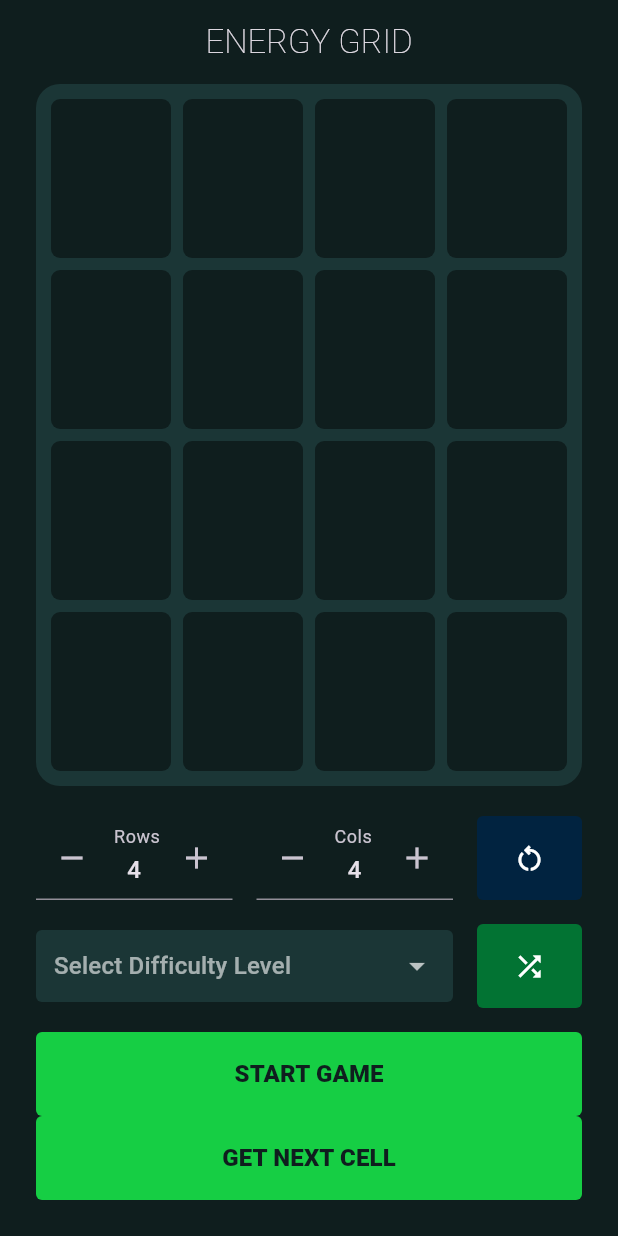
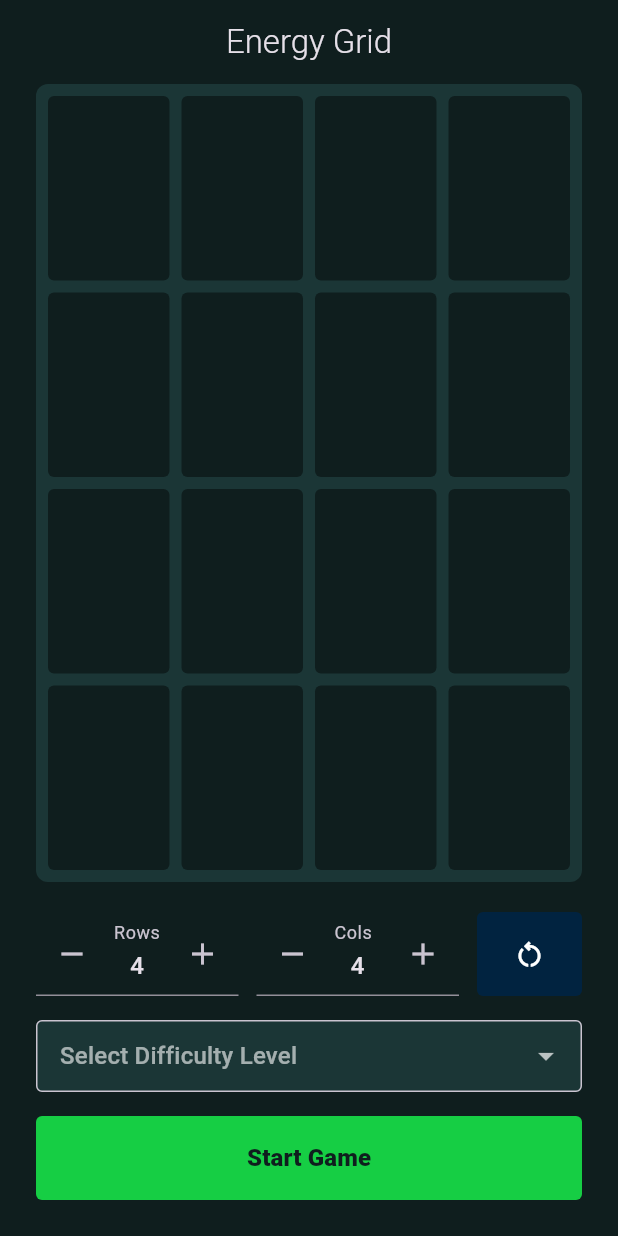
Before and after one commit to AbdulrahmanAlkhawwam/Energy_Grid, a Flutter app: the screen it shows after launch, on a phone screen of 412 x 824 dp. Run offline on Flutter 3.47's test engine with Material 3 defaults, Android fonts, the phone set to English and light mode, and no system bars; drawn by our look-alikes of flutter_spinbox; Roboto replaces fonts that are missing (Poppins).

Commit message:
refactor: reorganize imports and update grid setup logic

```diff
--- a/lib/screens/grid_setup_screen.dart
+++ b/lib/screens/grid_setup_screen.dart
@@ -1,12 +1,11 @@
 import 'dart:math';
-import 'package:energy_grid/logic/grid_randomizer.dart';
-import 'package:energy_grid/style/colors.dart';
 import 'package:flutter/material.dart';
 import 'package:flutter_spinbox/flutter_spinbox.dart';
-
-import '../logic/dijkstra.dart';
-import '../models/grid.dart';
-import '../models/cell.dart';
+import 'package:energy_grid/logic/grid_randomizer.dart';
+import 'package:energy_grid/logic/dijkstra.dart';
+import 'package:energy_grid/models/grid.dart';
+import 'package:energy_grid/models/cell.dart';
+import 'package:energy_grid/style/colors.dart';
 import 'game_screen.dart';
 
 enum EditMode { setStart, setGoal, setWeighted, setWall, setEmpty }
@@ -20,10 +19,12 @@ class GridSetupScreen extends StatefulWidget {
 
 class _GridSetupScreenState extends State<GridSetupScreen> {
   int rows = 4;
+  int cols = 4;
   String? selectedLevel;
-  int cols = 4;
   late GridModel grid;
   EditMode mode = EditMode.setStart;
+
+  final List<String> levels = ["Easy", "Medium", "Hard", "Extreme"];
 
   @override
   void initState() {
@@ -31,13 +32,10 @@ class _GridSetupScreenState extends State<GridSetupScreen> {
     grid = GridModel(rows: rows, cols: cols);
   }
 
-  void rebuild() => setState(() => grid = GridModel(rows: rows, cols: cols));
+  void rebuildGrid() =>
+      setState(() => grid = GridModel(rows: rows, cols: cols));
 
-  void clearGrid() {
-    setState(() {
-      grid.reset();
-    });
-  }
+  void resetGrid() => setState(() => grid.reset());
 
   void resetToDefault() {
     setState(() {
@@ -47,50 +45,15 @@ class _GridSetupScreenState extends State<GridSetupScreen> {
     });
   }
 
-  void getNextAvalible() {
-    final Cell cell = grid.cells
-        .firstWhere((rows) => rows.any((cell) => cell.type == CellType.start))
-        .first;
+  void updateRows(double value) => setState(() {
+    rows = value.toInt();
+    grid = GridModel(rows: rows, cols: cols);
+  });
 
-    if (grid.cells[cell.col][cell.row + 1].type == CellType.empty) {
-      print("cell column ${cell.col}, cell row ${cell.row + 1}");
-    }
-    if (grid.cells[cell.col + 1][cell.row].type == CellType.empty) {
-      print("cell column ${cell.col + 1}, cell row ${cell.row}");
-    }
-    if (grid.cells[cell.col - 1][cell.row].type == CellType.empty) {
-      print("cell column ${cell.col - 1}, cell row ${cell.row}");
-    }
-    if (grid.cells[cell.col][cell.row - 1].type == CellType.empty) {
-      print("cell column ${cell.col}, cell row ${cell.row - 1}");
-    }
-  }
-
-  void gridRandom(int level) {
-    setState(() {
-      GridRandomizer.randomizeWithLevel(grid, level);
-    });
-  }
-
-  void startGame() {
-    print(dijkstraMinCost(grid).toString());
-    if (dijkstraMinCost(grid) <= 0 || dijkstraMinCost(grid) >= 100000) {
-      ScaffoldMessenger.of(
-        context,
-      ).showSnackBar(SnackBar(content: Text("we can't solve this grid ")));
-      return;
-    }
-    if (grid.find(CellType.start) == null || grid.find(CellType.goal) == null) {
-      ScaffoldMessenger.of(
-        context,
-      ).showSnackBar(SnackBar(content: Text('select start and Goal cell')));
-      return;
-    }
-    Navigator.push(
-      context,
-      MaterialPageRoute(builder: (_) => GameScreen(gridModel: grid)),
-    );
-  }
+  void updateCols(double value) => setState(() {
+    cols = value.toInt();
+    grid = GridModel(rows: rows, cols: cols);
+  });
 
   void setCell(int r, int c) {
     setState(() {
@@ -118,18 +81,252 @@ class _GridSetupScreenState extends State<GridSetupScreen> {
     });
   }
 
-  void updateRows(double value) {
-    setState(() {
-      rows = value.toInt();
-      grid = GridModel(rows: rows, cols: cols);
-    });
+  void gridRandom(int level) =>
+      setState(() => GridRandomizer.randomizeWithLevel(grid, level));
+
+  void startGame() {
+    final minCost = dijkstraMinCost(grid);
+    if (minCost <= 0 || minCost >= 100000) {
+      _showSnack("We can't solve this grid");
+      return;
+    }
+    if (grid.find(CellType.start) == null || grid.find(CellType.goal) == null) {
+      _showSnack("Select start and goal cell");
+      return;
+    }
+    Navigator.push(
+      context,
+      MaterialPageRoute(builder: (_) => GameScreen(gridModel: grid)),
+    );
   }
 
-  void updateCols(double value) {
-    setState(() {
-      cols = value.toInt();
-      grid = GridModel(rows: rows, cols: cols);
-    });
+  void _showSnack(String message) {
+    ScaffoldMessenger.of(
+      context,
+    ).showSnackBar(SnackBar(content: Text(message)));
+  }
+
+  Widget _buildRowsBox() {
+    return SpinBox(
+      min: 4,
+      max: 10,
+      value: rows.toDouble(),
+      step: 1,
+      onChanged: updateRows,
+      decoration: const InputDecoration(labelText: "Rows"),
+    );
+  }
+
+  Widget _buildColsBox() {
+    return SpinBox(
+      min: 4,
+      max: 10,
+      value: cols.toDouble(),
+      step: 1,
+      onChanged: updateCols,
+      decoration: const InputDecoration(labelText: "Cols"),
+    );
+  }
+
+  Widget _buildLevelDropdown() {
+    return DropdownButtonFormField<String>(
+      initialValue: selectedLevel,
+      hint: const Text("Select Difficulty Level"),
+      isExpanded: true,
+      items: levels
+          .map((level) => DropdownMenuItem(value: level, child: Text(level)))
+          .toList(),
+      onChanged: (value) {
+        if (value == null) return;
+        setState(() {
+          selectedLevel = value;
+          final levelIndex = levels.indexOf(value) + 1;
+          gridRandom(levelIndex);
+        });
+      },
+      decoration: InputDecoration(
+        filled: true,
+        fillColor: GridColors.container,
+        border: OutlineInputBorder(borderRadius: BorderRadius.circular(4)),
+        contentPadding: const EdgeInsets.symmetric(horizontal: 12, vertical: 8),
+      ),
+    );
+  }
+
+  Widget _buildStartButton() {
+    return FilledButton(
+      onPressed: startGame,
+      style: ButtonStyle(
+        backgroundColor: WidgetStateProperty.all(GridColors.start),
+        foregroundColor: WidgetStateProperty.all(GridColors.background),
+        minimumSize: WidgetStateProperty.all(const Size.fromHeight(56)),
+        shape: WidgetStateProperty.all(
+          RoundedRectangleBorder(borderRadius: BorderRadius.circular(4)),
+        ),
+      ),
+      child: const Text(
+        'Start Game',
+        style: TextStyle(fontWeight: FontWeight.w900, fontSize: 16),
+      ),
+    );
+  }
+
+  Widget _buildSettings() {
+    return Column(
+      children: [
+        Row(
+          children: [
+            Expanded(child: _buildRowsBox()),
+            const SizedBox(width: 12),
+            Expanded(child: _buildColsBox()),
+            const SizedBox(width: 12),
+            FilledButton(
+              onPressed: resetToDefault,
+              style: ButtonStyle(
+                backgroundColor: MaterialStateProperty.all(GridColors.wall),
+                foregroundColor: MaterialStateProperty.all(Colors.white),
+                minimumSize: MaterialStateProperty.all(const Size(24, 56)),
+                shape: MaterialStateProperty.all(
+                  RoundedRectangleBorder(
+                    borderRadius: BorderRadius.circular(4),
+                  ),
+                ),
+              ),
+              child: const Icon(Icons.restart_alt_outlined, size: 22),
+            ),
+          ],
+        ),
+        const SizedBox(height: 16),
+        Row(
+          children: [
+            Expanded(child: _buildLevelDropdown()),
+            if (selectedLevel != null) ...[
+              const SizedBox(width: 12),
+              FilledButton(
+                onPressed: () {
+                  if (selectedLevel == null) return;
+                  final levelIndex = levels.indexOf(selectedLevel!) + 1;
+                  gridRandom(levelIndex);
+                },
+                style: ButtonStyle(
+                  backgroundColor: MaterialStateProperty.all(GridColors.empty),
+                  foregroundColor: MaterialStateProperty.all(Colors.white),
+                  minimumSize: MaterialStateProperty.all(const Size(56, 56)),
+                  shape: MaterialStateProperty.all(
+                    RoundedRectangleBorder(
+                      borderRadius: BorderRadius.circular(4),
+                    ),
+                  ),
+                ),
+                child: const Icon(Icons.shuffle, size: 22),
+              ),
+            ],
+          ],
+        ),
+        const SizedBox(height: 16),
+        _buildStartButton(),
+      ],
+    );
+  }
+
+  Widget _buildGrid(double width, double cellSize) {
+    return Expanded(
+      child: Container(
+        width: width,
+        padding: const EdgeInsets.all(4),
+        decoration: BoxDecoration(
+          color: GridColors.container,
+          borderRadius: BorderRadius.circular(8),
+        ),
+        child: Column(
+          children: List.generate(rows, (r) {
+            return Expanded(
+              child: Row(
+                children: List.generate(cols, (c) {
+                  final cell = grid.cells[r][c];
+                  return Expanded(
+                    child: GestureDetector(
+                      onTap: () => setCell(r, c),
+                      onDoubleTap: () {
+                        if (cell.type == CellType.empty) {
+                          setCell(r, c);
+                          cell.type = CellType.weighted;
+                        }
+                      },
+                      onLongPress: () {
+                        if (cell.type == CellType.empty) {
+                          setCell(r, c);
+                          cell.type = CellType.wall;
+                        }
+                      },
+                      child: Container(
+                        margin: const EdgeInsets.all(4),
+                        decoration: BoxDecoration(
+                          color: _cellColor(cell.type),
+                          borderRadius: BorderRadius.circular(4),
+                        ),
+                        child: Center(
+                          child: Icon(
+                            _cellIcon(cell.type),
+                            color: _cellIconColor(cell.type),
+                            size: 32,
+                          ),
+                        ),
+                      ),
+                    ),
+                  );
+                }),
+              ),
+            );
+          }),
+        ),
+      ),
+    );
+  }
+
+  Color _cellColor(CellType t) {
+    switch (t) {
+      case CellType.start:
+        return GridColors.start;
+      case CellType.goal:
+        return GridColors.goal;
+      case CellType.weighted:
+        return GridColors.weighted;
+      case CellType.wall:
+        return GridColors.wall;
+      default:
+        return GridColors.background;
+    }
+  }
+
+  IconData? _cellIcon(CellType t) {
+    switch (t) {
+      case CellType.start:
+        return Icons.play_arrow;
+      case CellType.goal:
+        return Icons.flag;
+      case CellType.weighted:
+        return Icons.bolt;
+      case CellType.wall:
+        return Icons.landscape;
+      default:
+        return null;
+    }
+  }
+
+  Color _cellIconColor(CellType t) {
+    switch (t) {
+      case CellType.start:
+        return Colors.tealAccent;
+      case CellType.goal:
+        return Colors.orangeAccent;
+      case CellType.weighted:
+        return Colors.amber;
+      case CellType.wall:
+        return Colors.indigo;
+      default:
+        return Colors.transparent;
+    }
   }
 
   @override
@@ -139,24 +336,23 @@ class _GridSetupScreenState extends State<GridSetupScreen> {
 
     return Scaffold(
       appBar: AppBar(
-        title: Text(
-          'Energy Grid'.toUpperCase(),
-          style: TextStyle(fontWeight: FontWeight.w100),
+        title: const Text(
+          'Energy Grid',
+          style: TextStyle(fontWeight: FontWeight.w300),
         ),
         centerTitle: true,
         backgroundColor: GridColors.background,
       ),
       body: Padding(
         padding: EdgeInsets.only(
-          left: 24.0,
-          right: 24.0,
-          bottom: 24.0 + MediaQuery.of(context).padding.bottom,
+          left: 24,
+          right: 24,
+          bottom: 24 + MediaQuery.of(context).padding.bottom,
         ),
         child: LayoutBuilder(
           builder: (context, constraints) {
-            final isMobileLayout = constraints.maxWidth < 600;
-
-            return isMobileLayout
+            final isMobile = constraints.maxWidth < 600;
+            return isMobile
                 ? Column(
                     children: [
                       _buildGrid(gridWidth, cellSize),
@@ -177,315 +373,4 @@ class _GridSetupScreenState extends State<GridSetupScreen> {
       ),
     );
   }
-
-  Widget _buildSettings() {
-    ///  levels = ["Easy", "Medium", "Hard", "Extreme"];
-
-    return Column(
-      children: [
-        Row(
-          spacing: 16,
-          children: [
-            Expanded(
-              child: SpinBox(
-                min: 4,
-                max: 10,
-                value: rows.toDouble(),
-                decimals: 0,
-                step: 1,
-                onChanged: updateRows,
-                decoration: const InputDecoration(labelText: "Rows"),
-              ),
-            ),
-            Expanded(
-              child: SpinBox(
-                min: 4,
-                max: 10,
-                value: cols.toDouble(),
-                decimals: 0,
-                step: 1,
-                onChanged: updateCols,
-                decoration: const InputDecoration(labelText: "Cols"),
-              ),
-            ),
-
-            FilledButton(
-              style: ButtonStyle(
-                backgroundColor: WidgetStateProperty.all(GridColors.wall),
-                foregroundColor: WidgetStateProperty.all(Colors.white),
-                shape: WidgetStateProperty.all<RoundedRectangleBorder>(
-                  RoundedRectangleBorder(
-                    borderRadius: BorderRadius.circular(4),
-                  ),
-                ),
-
-                minimumSize: WidgetStateProperty.all<Size>(const Size(24, 56)),
-              ),
-              onPressed: resetToDefault,
-              child: const Icon(Icons.restart_alt_outlined, size: 22),
-            ),
-          ],
-        ),
-        const SizedBox(height: 16.0),
-        Row(
-          children: [
-            Expanded(
-              child: Container(
-                padding: const EdgeInsets.symmetric(horizontal: 12.0),
-                decoration: BoxDecoration(
-                  color: GridColors.container,
-                  borderRadius: BorderRadius.circular(4),
-                ),
-                child: DropdownButton<String>(
-                  value: selectedLevel,
-                  hint: const Text("Select Difficulty Level"),
-                  isExpanded: true,
-                  underline: const SizedBox(),
-                  items: ["Easy", "Medium", "Hard", "Extreme"].map((level) {
-                    return DropdownMenuItem(value: level, child: Text(level));
-                  }).toList(),
-                  onChanged: (value) {
-                    if (value == null) return;
-                    setState(() {
-                      selectedLevel = value;
-                      final levelIndex =
-                          ["Easy", "Medium", "Hard", "Extreme"].indexOf(value) +
-                          1;
-                      gridRandom(levelIndex);
-                    });
-                  },
-                ),
-              ),
-            ),
-
-            const SizedBox(width: 16),
-
-            FilledButton(
-              style: ButtonStyle(
-                backgroundColor: WidgetStateProperty.all(GridColors.empty),
-                foregroundColor: WidgetStateProperty.all(Colors.white),
-
-                shape: WidgetStateProperty.all<RoundedRectangleBorder>(
-                  RoundedRectangleBorder(
-                    borderRadius: BorderRadius.circular(4),
-                  ),
-                ),
-                minimumSize: WidgetStateProperty.all<Size>(const Size(24, 56)),
-              ),
-              onPressed: () {
-                if (selectedLevel == null) return;
-
-                final levelIndex =
-                    [
-                      "Easy",
-                      "Medium",
-                      "Hard",
-                      "Extreme",
-                    ].indexOf(selectedLevel!) +
-                    1;
-
-                gridRandom(levelIndex);
-              },
-              child: const Icon(Icons.shuffle, size: 22),
-            ),
-          ],
-        ),
-
-        const SizedBox(height: 16.0),
-
-        // ----------------------------------------------------
-        FilledButton(
-          onPressed: startGame,
-          style: ButtonStyle(
-            backgroundColor: WidgetStateProperty.all(GridColors.start),
-            foregroundColor: WidgetStateProperty.all(GridColors.background),
-
-            minimumSize: WidgetStateProperty.all<Size>(
-              const Size.fromHeight(56),
-            ),
-            shape: WidgetStateProperty.all<RoundedRectangleBorder>(
-              RoundedRectangleBorder(borderRadius: BorderRadius.circular(4)),
-            ),
-          ),
-          child: Text(
-            'Start Game'.toUpperCase(),
-            style: TextStyle(fontSize: 16, fontWeight: FontWeight.w900),
-          ),
-        ),
-        FilledButton(
-          onPressed: getNextAvalible,
-          style: ButtonStyle(
-            backgroundColor: WidgetStateProperty.all(GridColors.start),
-            foregroundColor: WidgetStateProperty.all(GridColors.background),
-
-            minimumSize: WidgetStateProperty.all<Size>(
-              const Size.fromHeight(56),
-            ),
-            shape: WidgetStateProperty.all<RoundedRectangleBorder>(
-              RoundedRectangleBorder(borderRadius: BorderRadius.circular(4)),
-            ),
-          ),
-          child: Text(
-            'get next cell'.toUpperCase(),
-            style: TextStyle(fontSize: 16, fontWeight: FontWeight.w900),
-          ),
-        ),
-        // Wrap(
-        //   spacing: 16,
-        //   runSpacing: 8,
-        //   children: [
-        //     FilledButton(onPressed: startGame, child: const Text('Start')),
-
-        //     ElevatedButton(
-        //       onPressed: () => setState(() => mode = EditMode.setStart),
-        //       child: const Text('Set Start'),
-        //     ),
-        //     ElevatedButton(
-        //       onPressed: () => setState(() => mode = EditMode.setGoal),
-        //       child: const Text('Set Goal'),
-        //     ),
-        //     ElevatedButton(
-        //       onPressed: () => setState(() => mode = EditMode.setWall),
-        //       child: const Text('Set Wall'),
-        //     ),
-        //     ElevatedButton(
-        //       onPressed: () => setState(() => mode = EditMode.setWeighted),
-        //       child: const Text('Set Weighted'),
-        //     ),
-        //   ],
-        // ),
-      ],
-    );
-  }
-
-  Widget _buildGrid(double gridWidth, double cellSize) {
-    return Expanded(
-      child: Container(
-        width: gridWidth,
-        padding: EdgeInsets.all(
-          cols * rows > 100
-              ? 2
-              : cols * rows > 35
-              ? 4
-              : 6,
-        ),
-        decoration: BoxDecoration(
-          color: GridColors.container,
-          borderRadius: BorderRadius.circular(
-            cols * rows > 100
-                ? 4
-                : cols * rows > 35
-                ? 8
-                : 16,
-          ),
-        ),
-        child: Column(
-          children: List.generate(rows, (r) {
-            return Expanded(
-              child: Row(
-                children: List.generate(cols, (c) {
-                  final cell = grid.cells[r][c];
-                  return Expanded(
-                    child: GestureDetector(
-                      onTap: () {
-                        setState(() {
-                          if (cell.type == CellType.start) {
-                            // إذا نقرت على الـ Start نفسها → إلغاؤها
-                            cell.type = CellType.empty;
-                          } else if (!grid.cells.any(
-                            (c) => c.any((c) => c.type == CellType.start),
-                          )) {
-                            // تعيين Start إذا لم يكن موجود
-                            cell.type = CellType.start;
-                          } else if (!grid.cells.any(
-                                (c) => c.any((c) => c.type == CellType.goal),
-                              ) ||
-                              cell.type == CellType.goal) {
-                            // تعيين Goal إذا لم يكن موجود أو تغيير الخلية الحالية Goal
-                            final prevGoal = grid.find(CellType.goal);
-                            if (prevGoal != null && prevGoal != cell)
-                              prevGoal.type = CellType.empty;
-                            cell.type = CellType.goal;
-                          }
-                        });
-                      },
-                      onDoubleTap: () {
-                        setState(() {
-                          if (cell.type == CellType.empty) {
-                            cell.type = CellType.weighted;
-                          }
-                        });
-                      },
-                      onLongPress: () {
-                        setState(() {
-                          if (cell.type == CellType.empty) {
-                            cell.type = CellType.wall;
-                          }
-                        });
-                      },
-                      child: Container(
-                        margin: EdgeInsets.all(
-                          cols * rows > 100
-                              ? 2
-                              : cols * rows > 35
-                              ? 3
-                              : 4,
-                        ),
-                        decoration: BoxDecoration(
-                          color: _color(cell.type),
-                          borderRadius: BorderRadius.circular(
-                            cols * rows > 100
-                                ? 2
-                                : cols * rows > 35
-                                ? 4
-                                : 6,
-                          ),
-                        ),
-                        child: Center(
-                          child: Icon(
-                            cell.type == CellType.weighted
-                                ? Icons.bolt
-                                : cell.type == CellType.start
-                                ? Icons.play_arrow
-                                : cell.type == CellType.goal
-                                ? Icons.flag
-                                : cell.type == CellType.wall
-                                ? Icons.landscape
-                                : null,
-                            color: cell.type == CellType.weighted
-                                ? Colors.amber
-                                : cell.type == CellType.start
-                                ? Colors.tealAccent
-                                : cell.type == CellType.goal
-                                ? Colors.orangeAccent
-                                : Colors.indigo,
-                            size: 32,
-                          ),
-                        ),
-                      ),
-                    ),
-                  );
-                }),
-              ),
-            );
-          }),
-        ),
-      ),
-    );
-  }
-
-  Color _color(CellType t) {
-    switch (t) {
-      case CellType.start:
-        return GridColors.start;
-      case CellType.goal:
-        return GridColors.goal;
-      case CellType.weighted:
-        return GridColors.weighted;
-      case CellType.wall:
-        return GridColors.wall;
-      default:
-        return GridColors.background;
-    }
-  }
 }
--- a/pubspec.yaml
+++ b/pubspec.yaml
@@ -18,7 +18,7 @@ dev_dependencies:
   flutter_test:
     sdk: flutter
 
-  flutter_lints: ^5.0.0
+  flutter_lints: ^6.0.0
 
 flutter:
   uses-material-design: true
```
Also changed, not shown: pubspec.lock.
